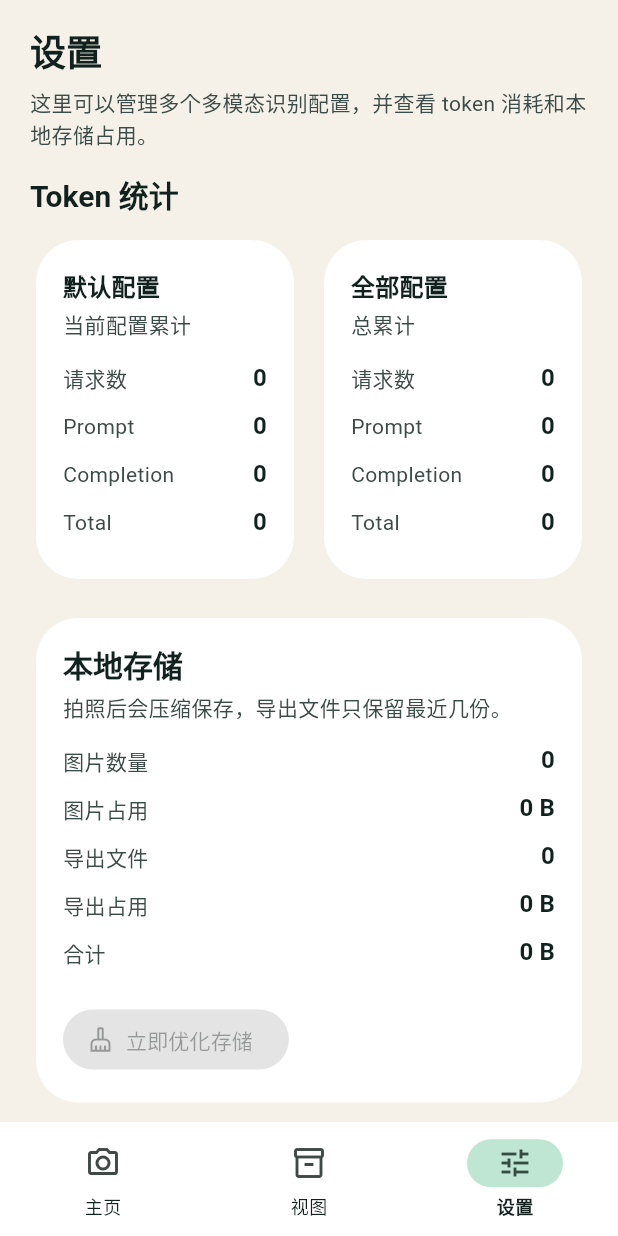
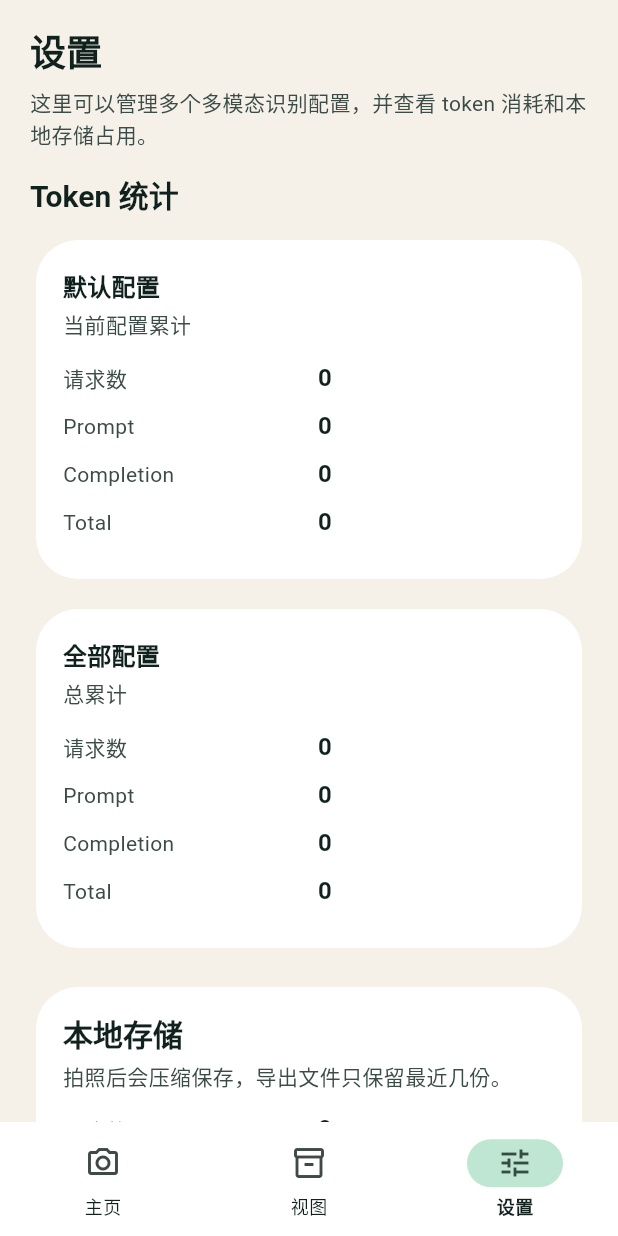
Before and after one commit to GreatAndyC/Wujian_Flutter, a Flutter app: the screen it shows after launch, item 3 of the bottom bar chosen, on a phone screen of 412 x 824 dp. Run offline on Flutter 3.47's test engine with Material 3 defaults, Android fonts, the phone set to English and light mode, and no system bars; our stand-ins replace camera, flutter_secure_storage, pdf, share_plus, shared_preferences; missing offline and left inert: excel; statements that could not run were skipped.

Commit message:
修复设置页溢出并同步 Xcode 推荐配置
1. 调整设置页 Token 统计区域布局，使用 LayoutBuilder 在窄屏下自动将“当前配置累计”和“全部配置”两张卡片改为上下排列，避免并排显示时触发 right overflowed by 12 pixels。
2. 优化统计卡片中的指标行布局，为标签和值分别加入弹性宽度、文本省略和右对齐处理，解决 Completion 等较长字段或较大数字在小屏设备上撑破卡片的问题。
3. 同步 Xcode 26 推荐工程设置，更新 Runner 工程的 LastUpgradeCheck 与 Scheme 的 LastUpgradeVersion，并在项目级构建配置中启用 quoted include warning 和 string catalog symbol generation，减少 Xcode 反复弹出 recommended settings 的提示。
4. 继续完善 iOS Pods 构建兼容性：为 camera_avfoundation 增加 SWIFT_STRICT_CONCURRENCY=minimal，进一步规避 Swift 6 并发检查报错；为 share_plus 和 flutter_secure_storage 增加更强的 warning 抑制，减少第三方依赖在 Xcode 中持续显示的无关告警。

```diff
--- a/lib/features/settings/settings_page.dart
+++ b/lib/features/settings/settings_page.dart
@@ -369,31 +369,38 @@ class _UsageSection extends StatelessWidget {
 
   @override
   Widget build(BuildContext context) {
+    return LayoutBuilder(
+      builder: (context, constraints) {
+        final useVerticalLayout = constraints.maxWidth < 760;
+        final cards = [
+          _UsageCard(
+            title: activeProfileName,
+            subtitle: '当前配置累计',
+            stats: activeStats,
+          ),
+          _UsageCard(title: '全部配置', subtitle: '总累计', stats: overallStats),
+        ];
+
         return Column(
           crossAxisAlignment: CrossAxisAlignment.start,
           children: [
             Text('Token 统计', style: Theme.of(context).textTheme.titleLarge),
             const SizedBox(height: 12),
+            if (useVerticalLayout) ...[
+              cards[0],
+              const SizedBox(height: 12),
+              cards[1],
+            ] else
               Row(
                 children: [
-            Expanded(
-              child: _UsageCard(
-                title: activeProfileName,
-                subtitle: '当前配置累计',
-                stats: activeStats,
-              ),
-            ),
+                  Expanded(child: cards[0]),
                   const SizedBox(width: 12),
-            Expanded(
-              child: _UsageCard(
-                title: '全部配置',
-                subtitle: '总累计',
-                stats: overallStats,
-              ),
-            ),
+                  Expanded(child: cards[1]),
                 ],
               ),
           ],
+        );
+      },
     );
   }
 }
@@ -578,10 +585,23 @@ class _MetricRow extends StatelessWidget {
     return Padding(
       padding: const EdgeInsets.only(bottom: 8),
       child: Row(
-        mainAxisAlignment: MainAxisAlignment.spaceBetween,
         children: [
-          Text(label, style: Theme.of(context).textTheme.bodyMedium),
-          Text(value, style: Theme.of(context).textTheme.titleMedium),
+          Expanded(
+            child: Text(
+              label,
+              style: Theme.of(context).textTheme.bodyMedium,
+              overflow: TextOverflow.ellipsis,
+            ),
+          ),
+          const SizedBox(width: 12),
+          Flexible(
+            child: Text(
+              value,
+              style: Theme.of(context).textTheme.titleMedium,
+              textAlign: TextAlign.right,
+              overflow: TextOverflow.ellipsis,
+            ),
+          ),
         ],
       ),
     );
```
Also changed, not shown: 4 other files. Lines whose indentation alone changed are shown as unchanged.
